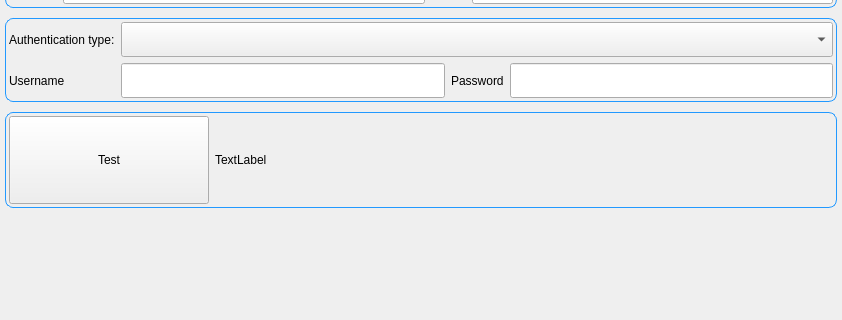
Qt form src/gui/PACSConfigurationFrame.ui (lamyj/dicomifier) before a commit; both pictures show x 0 to 842 and y 134 to 454 of the 842 by 658 pixel window.
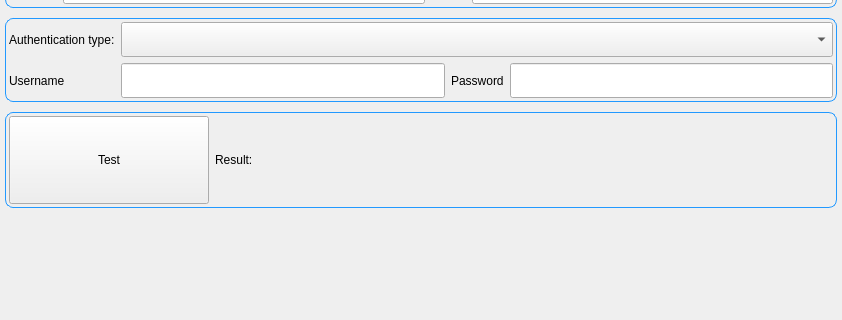
The same form after that commit.

Commit message: src/gui: implement test button

```diff
--- a/src/gui/PACSConfigurationFrame.ui
+++ b/src/gui/PACSConfigurationFrame.ui
@@ -330,7 +330,7 @@
          <item row="0" column="1">
           <widget class="QLabel" name="label_9">
            <property name="text">
-            <string>TextLabel</string>
+            <string>Result: </string>
            </property>
           </widget>
          </item>
```
Left out of the diff: 2 changed lines with no effect on the pictures. The commit also changes 2 other files.
